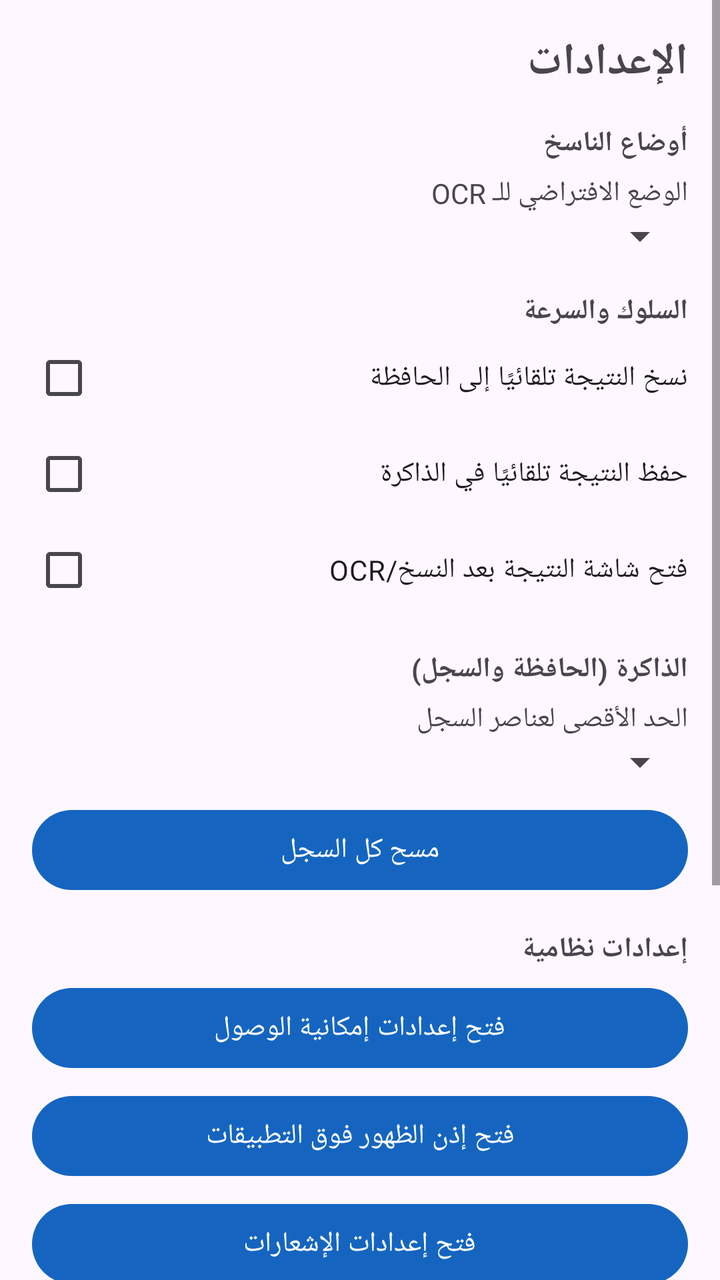
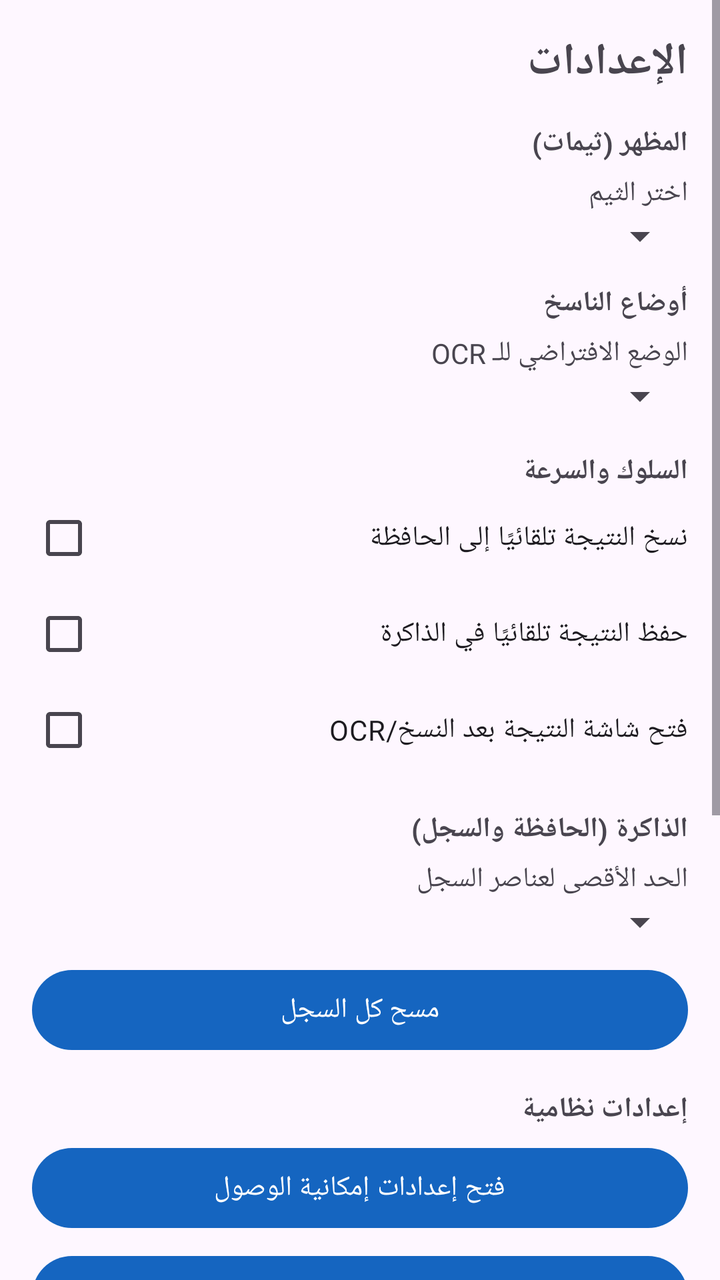

An Android layout rendered at two revisions. The XML below is the earlier revision; the diff shows what the commit changed to produce the second picture.
<!-- AndroidManifest.xml: application theme Theme.UniversalCopier -->
<!-- res/layout/activity_settings.xml -->
<?xml version="1.0" encoding="utf-8"?>
<ScrollView xmlns:android="http://schemas.android.com/apk/res/android"
    android:layout_width="match_parent"
    android:layout_height="match_parent">

    <LinearLayout
        android:layout_width="match_parent"
        android:layout_height="wrap_content"
        android:orientation="vertical"
        android:padding="16dp">

        <TextView
            android:layout_width="match_parent"
            android:layout_height="wrap_content"
            android:text="@string/settings_title"
            android:textSize="22sp"
            android:textStyle="bold"
            android:paddingBottom="12dp" />

        <TextView
            android:layout_width="match_parent"
            android:layout_height="wrap_content"
            android:text="@string/settings_section_modes"
            android:textStyle="bold"
            android:paddingTop="4dp" />

        <TextView
            android:layout_width="match_parent"
            android:layout_height="wrap_content"
            android:text="@string/settings_default_mode"
            android:paddingTop="6dp" />

        <Spinner
            android:id="@+id/defaultModeSpinner"
            android:layout_width="match_parent"
            android:layout_height="wrap_content"
            android:layout_marginBottom="8dp" />

        <TextView
            android:layout_width="match_parent"
            android:layout_height="wrap_content"
            android:text="@string/settings_section_behavior"
            android:textStyle="bold"
            android:paddingTop="8dp" />

        <CheckBox
            android:id="@+id/cbAutoCopy"
            android:layout_width="match_parent"
            android:layout_height="wrap_content"
            android:text="@string/settings_auto_copy" />

        <CheckBox
            android:id="@+id/cbAutoSave"
            android:layout_width="match_parent"
            android:layout_height="wrap_content"
            android:text="@string/settings_auto_save" />

        <CheckBox
            android:id="@+id/cbOpenResult"
            android:layout_width="match_parent"
            android:layout_height="wrap_content"
            android:text="@string/settings_open_result"
            android:layout_marginBottom="8dp" />

        <TextView
            android:layout_width="match_parent"
            android:layout_height="wrap_content"
            android:text="@string/settings_section_memory"
            android:textStyle="bold"
            android:paddingTop="8dp" />

        <TextView
            android:layout_width="match_parent"
            android:layout_height="wrap_content"
            android:text="@string/settings_history_limit"
            android:paddingTop="6dp" />

        <Spinner
            android:id="@+id/historyLimitSpinner"
            android:layout_width="match_parent"
            android:layout_height="wrap_content"
            android:layout_marginBottom="8dp" />

        <Button
            android:id="@+id/btnClearHistory"
            android:layout_width="match_parent"
            android:layout_height="wrap_content"
            android:text="@string/settings_clear_all"
            android:layout_marginBottom="8dp" />

        <TextView
            android:layout_width="match_parent"
            android:layout_height="wrap_content"
            android:text="@string/settings_section_system"
            android:textStyle="bold"
            android:paddingTop="8dp" />

        <Button
            android:id="@+id/btnSysAccessibility"
            android:layout_width="match_parent"
            android:layout_height="wrap_content"
            android:text="@string/settings_open_accessibility"
            android:layout_marginTop="6dp" />

        <Button
            android:id="@+id/btnSysOverlay"
            android:layout_width="match_parent"
            android:layout_height="wrap_content"
            android:text="@string/settings_open_overlay"
            android:layout_marginTop="6dp" />

        <Button
            android:id="@+id/btnSysNotifications"
            android:layout_width="match_parent"
            android:layout_height="wrap_content"
            android:text="@string/settings_open_notifications"
            android:layout_marginTop="6dp" />

        <Button
            android:id="@+id/btnSysBattery"
            android:layout_width="match_parent"
            android:layout_height="wrap_content"
            android:text="@string/settings_open_battery"
            android:layout_marginTop="6dp"
            android:layout_marginBottom="12dp" />

        <TextView
            android:layout_width="match_parent"
            android:layout_height="wrap_content"
            android:text="@string/about_title"
            android:textStyle="bold"
            android:textSize="16sp"
            android:paddingTop="8dp"
            android:paddingBottom="4dp" />

        <TextView
            android:layout_width="match_parent"
            android:layout_height="wrap_content"
            android:text="@string/about_desc"
            android:textSize="13sp"
            android:paddingBottom="4dp" />

        <TextView
            android:layout_width="match_parent"
            android:layout_height="wrap_content"
            android:text="@string/about_developer"
            android:textSize="13sp"
            android:paddingBottom="2dp" />

        <TextView
            android:layout_width="match_parent"
            android:layout_height="wrap_content"
            android:text="@string/about_rights"
            android:textSize="13sp"
            android:paddingBottom="6dp" />

        <TextView
            android:id="@+id/aboutSite"
            android:layout_width="match_parent"
            android:layout_height="wrap_content"
            android:text="@string/about_site"
            android:autoLink="web"
            android:linksClickable="true"
            android:textSize="13sp"
            android:paddingBottom="2dp" />

        <TextView
            android:id="@+id/aboutYoutube"
            android:layout_width="match_parent"
            android:layout_height="wrap_content"
            android:text="@string/about_youtube"
            android:autoLink="web"
            android:linksClickable="true"
            android:textSize="13sp"
            android:paddingBottom="2dp" />

        <TextView
            android:id="@+id/aboutTelegram"
            android:layout_width="match_parent"
            android:layout_height="wrap_content"
            android:text="@string/about_telegram"
            android:autoLink="web"
            android:linksClickable="true"
            android:textSize="13sp"
            android:paddingBottom="8dp" />

    </LinearLayout>
</ScrollView>
<!-- resources referenced by this layout -->
<resources>
  <string name="about_desc">ناسخ شامل لنسخ نصوص واجهة التطبيقات وقراءة النص من الصور (OCR) مع حافظة سريعة وسجل.</string>
  <string name="about_developer">المطور: يحيى الحمزة (Yahya Tech)</string>
  <string name="about_rights">جميع الحقوق محفوظة © يحيى الحمزة</string>
  <string name="about_site">الموقع: https://ehea1973com-star.github.io/</string>
  <string name="about_telegram">تيليجرام: https://t.me/ehea1973hmza</string>
  <string name="about_title">عن المطور والحقوق</string>
  <string name="about_youtube">يوتيوب: https://youtube.com/channel/UCmChpVHGV74adiyqncSyocg</string>
  <string name="settings_auto_copy">نسخ النتيجة تلقائيًا إلى الحافظة</string>
  <string name="settings_auto_save">حفظ النتيجة تلقائيًا في الذاكرة</string>
  <string name="settings_clear_all">مسح كل السجل</string>
  <string name="settings_default_mode">الوضع الافتراضي للـ OCR</string>
  <string name="settings_history_limit">الحد الأقصى لعناصر السجل</string>
  <string name="settings_open_accessibility">فتح إعدادات إمكانية الوصول</string>
  <string name="settings_open_battery">فتح تحسين البطارية</string>
  <string name="settings_open_notifications">فتح إعدادات الإشعارات</string>
  <string name="settings_open_overlay">فتح إذن الظهور فوق التطبيقات</string>
  <string name="settings_open_result">فتح شاشة النتيجة بعد النسخ/OCR</string>
  <string name="settings_section_behavior">السلوك والسرعة</string>
  <string name="settings_section_memory">الذاكرة (الحافظة والسجل)</string>
  <string name="settings_section_modes">أوضاع الناسخ</string>
  <string name="settings_section_system">إعدادات نظامية</string>
  <string name="settings_title">الإعدادات</string>
  <style name="Theme.UniversalCopier" parent="Theme.Material3.DayNight.NoActionBar">
          <item name="colorPrimary">#1565C0</item>
          <item name="colorPrimaryVariant">#0D47A1</item>
          <item name="colorOnPrimary">#FFFFFF</item>
          <item name="android:statusBarColor" tools:targetApi="l">?attr/colorPrimaryVariant</item>
      </style>
</resources>

<!-- the commit's change to res/layout/activity_settings.xml (unified diff, before → after) -->
@@ -20,6 +20,25 @@
         <TextView
             android:layout_width="match_parent"
             android:layout_height="wrap_content"
+            android:text="@string/settings_section_theme"
+            android:textStyle="bold"
+            android:paddingTop="4dp" />
+
+        <TextView
+            android:layout_width="match_parent"
+            android:layout_height="wrap_content"
+            android:text="@string/settings_theme"
+            android:paddingTop="6dp" />
+
+        <Spinner
+            android:id="@+id/themeSpinner"
+            android:layout_width="match_parent"
+            android:layout_height="wrap_content"
+            android:layout_marginBottom="8dp" />
+
+        <TextView
+            android:layout_width="match_parent"
+            android:layout_height="wrap_content"
             android:text="@string/settings_section_modes"
             android:textStyle="bold"
             android:paddingTop="4dp" />
<!-- resource entries referenced after the edit -->
@@ -21,6 +21,8 @@
   <string name="settings_section_memory">الذاكرة (الحافظة والسجل)</string>
   <string name="settings_section_modes">أوضاع الناسخ</string>
   <string name="settings_section_system">إعدادات نظامية</string>
+  <string name="settings_section_theme">المظهر (ثيمات)</string>
+  <string name="settings_theme">اختر الثيم</string>
   <string name="settings_title">الإعدادات</string>
   <style name="Theme.UniversalCopier" parent="Theme.Material3.DayNight.NoActionBar">
           <item name="colorPrimary">#1565C0</item>
